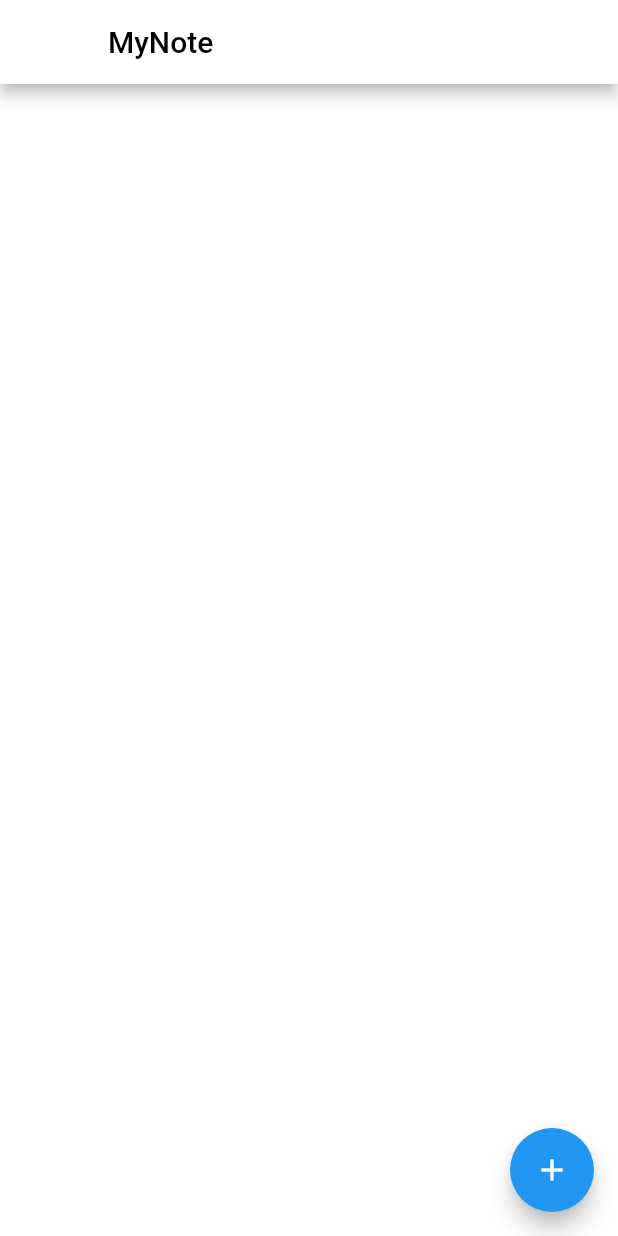
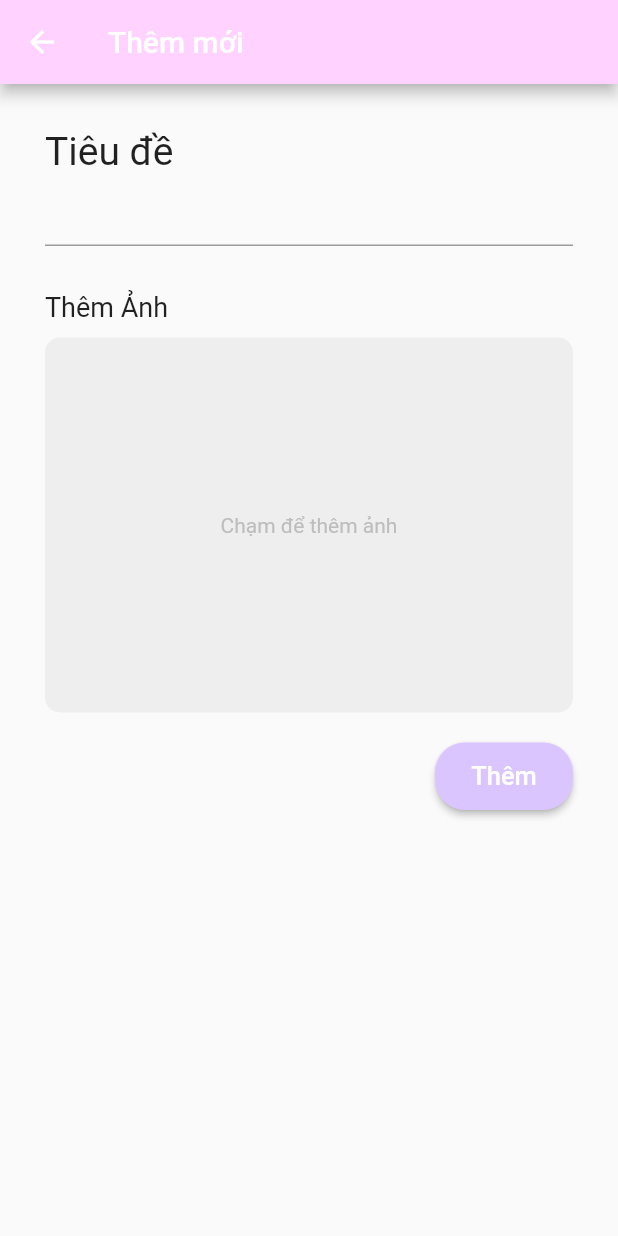
Before and after one commit to dadop44/BTH, a Flutter app: the HomeView screen opened directly, after a tap on the "add" icon, on a phone screen of 412 x 824 dp. Run offline on Flutter 3.47's test engine with Material 2 defaults, Android fonts, the phone set to English and light mode, and no system bars; our stand-ins replace stacked.

Commit message:
thêm create view

```diff
--- a/lib/main.dart
+++ b/lib/main.dart
@@ -1,3 +1,4 @@
+import 'package:bth/view/home_view.dart';
 import 'package:bth/view/login_view.dart';
 import 'package:flutter/material.dart';
 
@@ -13,7 +14,7 @@ class MyApp extends StatelessWidget {
       theme: ThemeData(
         primarySwatch: Colors.blue,
       ),
-      home: LoginPage(),
+      home: HomeView(),
     );
   }
 }
--- /dev/null
+++ b/lib/view/create_view.dart
@@ -0,0 +1,83 @@
+import 'package:flutter/material.dart';
+
+class CreateView extends StatelessWidget {
+  CreateView({Key key}) : super(key: key);
+  @override
+  Widget build(BuildContext context) {
+    return Scaffold(
+      appBar: AppBar(
+        title: Text("Thêm mới"),
+        backgroundColor: Color.fromRGBO(255, 210, 255, 100),
+      ),
+      body: Padding(
+        padding: const EdgeInsets.only(
+          left: 30,
+          right: 30,
+          top: 30,
+        ),
+        child: Column(
+          crossAxisAlignment: CrossAxisAlignment.start,
+          children: <Widget>[
+            Text(
+              'Tiêu đề',
+              style: TextStyle(
+                fontSize: 26,
+              ),
+            ),
+            TextFormField(
+                //placeholder: 'Title',
+                //controller: titleController,
+                ),
+            SizedBox(
+              height: 30,
+            ),
+            Text(
+              'Thêm Ảnh',
+              style: TextStyle(fontSize: 18),
+            ),
+            SizedBox(
+              height: 10,
+            ),
+            //verticalSpaceSmall,
+            Container(
+              height: 250,
+              decoration: BoxDecoration(
+                color: Colors.grey[200],
+                borderRadius: BorderRadius.circular(10),
+              ),
+              alignment: Alignment.center,
+              child: Text(
+                'Chạm để thêm ảnh',
+                style: TextStyle(color: Colors.grey[400]),
+              ),
+            ),
+            SizedBox(
+              height: 20,
+            ),
+            Padding(
+              padding: const EdgeInsets.only(left: 260),
+              child: SizedBox(
+                width: 100,
+                height: 45,
+                child: RaisedButton(
+                  color: Color.fromRGBO(218, 197, 255, 100),
+                  shape: RoundedRectangleBorder(
+                    borderRadius: BorderRadius.circular(20),
+                  ),
+                  onPressed: () {},
+                  child: Text(
+                    'Thêm',
+                    style: TextStyle(
+                      color: Colors.white,
+                      fontSize: 17,
+                    ),
+                  ),
+                ),
+              ),
+            ),
+          ],
+        ),
+      ),
+    );
+  }
+}
--- a/lib/view/home_view.dart
+++ b/lib/view/home_view.dart
@@ -1,5 +1,7 @@
+import 'package:bth/view/create_view.dart';
 import 'package:flutter/material.dart';
 import 'package:http/http.dart';
+import 'package:provider/provider.dart';
 import 'package:stacked/stacked.dart';
 
 class HomeView extends StatelessWidget {
@@ -20,9 +22,14 @@ class HomeView extends StatelessWidget {
       ),
       backgroundColor: Colors.white,
       floatingActionButton: FloatingActionButton(
-        backgroundColor: Theme.of(context).primaryColor,
+        backgroundColor: Color.fromRGBO(218, 197, 255, 100),
         child: Icon(Icons.add),
-        onPressed: () {},
+        onPressed: () {
+          Navigator.push(
+            context,
+            MaterialPageRoute(builder: (context) => CreateView()),
+          );
+        },
       ),
       body: Padding(
         padding: const EdgeInsets.symmetric(horizontal: 10),
--- a/pubspec.yaml
+++ b/pubspec.yaml
@@ -30,8 +30,8 @@ dependencies:
   font_awesome_flutter:
   stacked:
   stacked_services:
-  firebase_auth:
-  cloud_firestore:
+  #firebase_auth:
+  #cloud_firestore:
   provider:
 
   # The following adds the Cupertino Icons font to your application.
```
Also changed, not shown: pubspec.lock.
